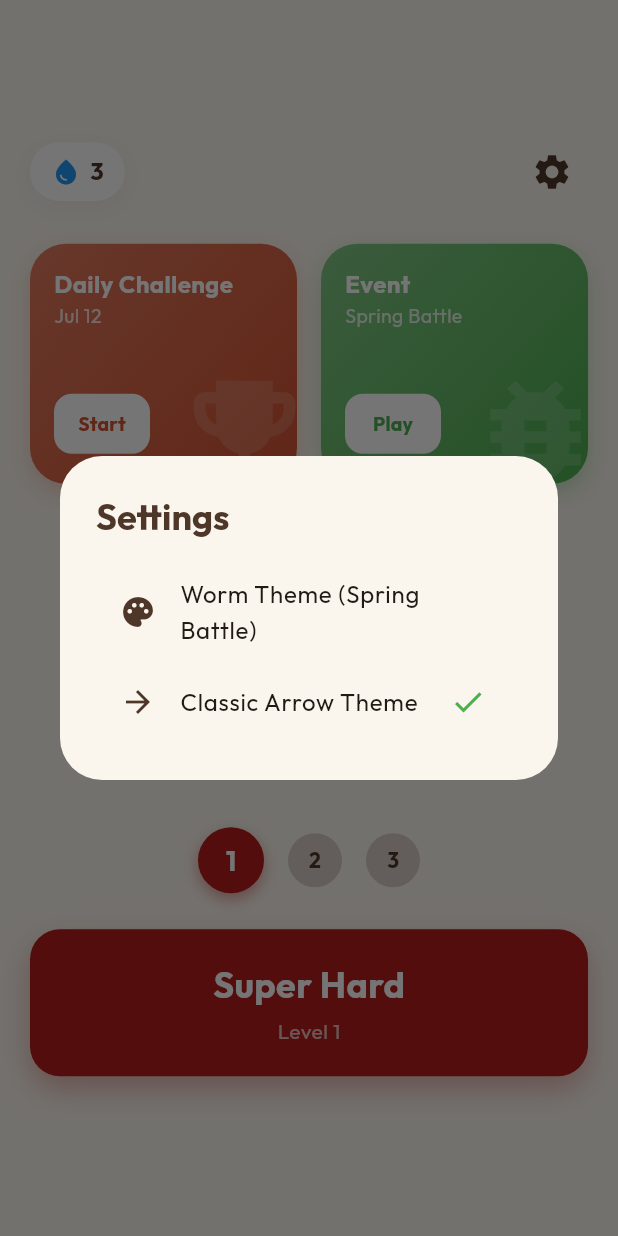
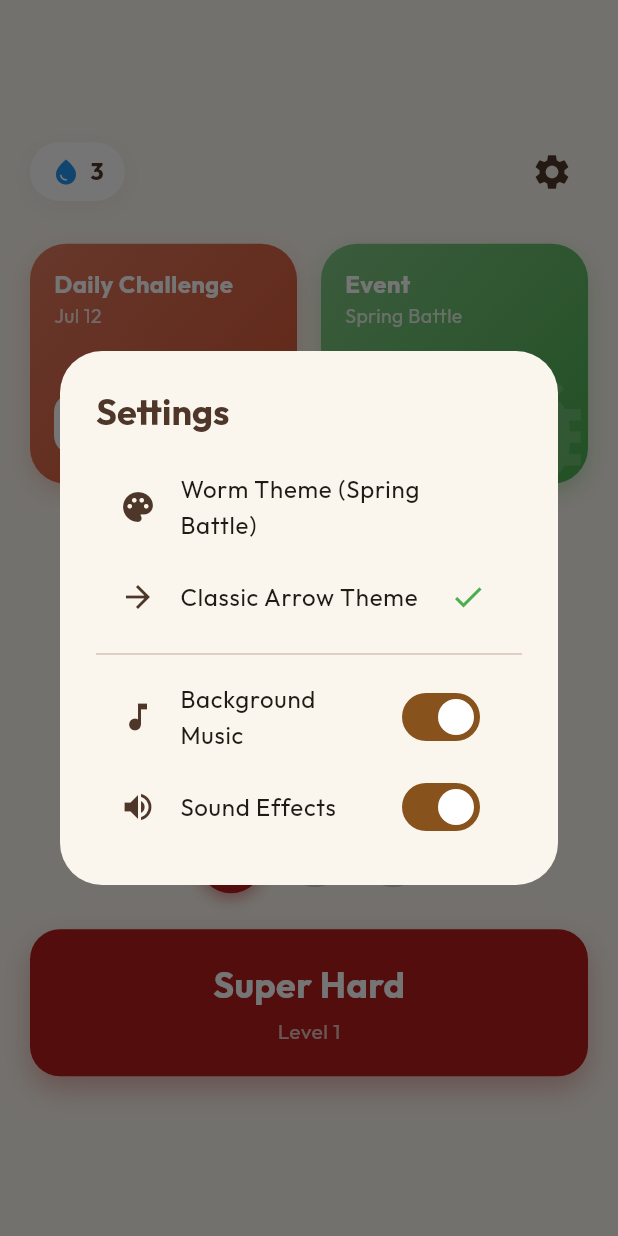
Before and after one commit to ruhi-akhi/Box-Puzzle-3D, a Flutter app: the screen it shows after launch, after a tap on the "settings" icon, on a phone screen of 412 x 824 dp. Run offline on Flutter 3.47's test engine with Material 3 defaults, Android fonts, the phone set to English and light mode, and no system bars; our stand-ins replace audioplayers, google_fonts.

Commit message:
background track (24s, seamless loop

```diff
--- a/lib/main.dart
+++ b/lib/main.dart
@@ -2,6 +2,7 @@ import 'package:flutter/material.dart';
 import 'package:google_fonts/google_fonts.dart';
 import 'models/game_state.dart';
 import 'screens/home_screen.dart';
+import 'services/audio_manager.dart';
 
 void main() {
   runApp(const AmazeGoApp());
@@ -16,11 +17,29 @@ class AmazeGoApp extends StatefulWidget {
 
 class _AmazeGoAppState extends State<AmazeGoApp> {
   late final GameState _gameState;
+  late final AudioManager _audioManager;
 
   @override
   void initState() {
     super.initState();
     _gameState = GameState();
+    _audioManager = AudioManager();
+    _startBackgroundMusic();
+  }
+
+  Future<void> _startBackgroundMusic() async {
+    // Play background music on app start (gracefully handles missing files)
+    try {
+      await _audioManager.playBackgroundMusic('assets/music/background_music.wav');
+    } catch (e) {
+      // Audio system will handle the error
+    }
+  }
+
+  @override
+  void dispose() {
+    _audioManager.dispose();
+    super.dispose();
   }
 
   @override
@@ -43,7 +62,7 @@ class _AmazeGoAppState extends State<AmazeGoApp> {
               Theme.of(context).textTheme,
             ),
           ),
-          home: HomeScreen(gameState: _gameState),
+          home: HomeScreen(gameState: _gameState, audioManager: _audioManager),
         );
       },
     );
--- a/lib/screens/game_screen.dart
+++ b/lib/screens/game_screen.dart
@@ -2,13 +2,15 @@ import 'package:flutter/material.dart';
 import 'package:google_fonts/google_fonts.dart';
 import '../models/game_state.dart';
 import '../models/path_model.dart';
+import '../services/audio_manager.dart';
 import '../widgets/board_painter.dart';
 import '../widgets/exit_dialog.dart';
 
 class GameScreen extends StatefulWidget {
   final GameState gameState;
+  final AudioManager audioManager;
 
-  const GameScreen({super.key, required this.gameState});
+  const GameScreen({super.key, required this.gameState, required this.audioManager});
 
   @override
   State<GameScreen> createState() => _GameScreenState();
--- a/lib/screens/home_screen.dart
+++ b/lib/screens/home_screen.dart
@@ -1,12 +1,14 @@
 import 'package:flutter/material.dart';
 import 'package:google_fonts/google_fonts.dart';
 import '../models/game_state.dart';
+import '../services/audio_manager.dart';
 import 'game_screen.dart';
 
 class HomeScreen extends StatelessWidget {
   final GameState gameState;
+  final AudioManager audioManager;
 
-  const HomeScreen({super.key, required this.gameState});
+  const HomeScreen({super.key, required this.gameState, required this.audioManager});
 
   @override
   Widget build(BuildContext context) {
@@ -125,7 +127,7 @@ class HomeScreen extends StatelessWidget {
                                           Navigator.push(
                                             context,
                                             MaterialPageRoute(
-                                              builder: (_) => GameScreen(gameState: gameState),
+                                              builder: (_) => GameScreen(gameState: gameState, audioManager: audioManager),
                                             ),
                                           );
                                         },
@@ -208,7 +210,7 @@ class HomeScreen extends StatelessWidget {
                                           Navigator.push(
                                             context,
                                             MaterialPageRoute(
-                                              builder: (_) => GameScreen(gameState: gameState),
+                                              builder: (_) => GameScreen(gameState: gameState, audioManager: audioManager),
                                             ),
                                           );
                                         },
@@ -282,7 +284,7 @@ class HomeScreen extends StatelessWidget {
                         Navigator.push(
                           context,
                           MaterialPageRoute(
-                            builder: (_) => GameScreen(gameState: gameState),
+                            builder: (_) => GameScreen(gameState: gameState, audioManager: audioManager),
                           ),
                         );
                       },
@@ -388,7 +390,8 @@ class HomeScreen extends StatelessWidget {
   void _showSettings(BuildContext context) {
     showDialog(
       context: context,
-      builder: (ctx) => AlertDialog(
+      builder: (ctx) => StatefulBuilder(
+        builder: (context, setState) => AlertDialog(
           backgroundColor: const Color(0xFFFAF6EE),
           title: Text(
             'Settings',
@@ -415,7 +418,38 @@ class HomeScreen extends StatelessWidget {
                   Navigator.pop(ctx);
                 },
               ),
+              const Divider(height: 20),
+              // Audio Controls
+              ListTile(
+                leading: Icon(
+                  audioManager.isMusicEnabled ? Icons.music_note : Icons.music_note_outlined,
+                  color: const Color(0xFF4E3629),
+                ),
+                title: Text('Background Music', style: GoogleFonts.outfit()),
+                trailing: Switch(
+                  value: audioManager.isMusicEnabled,
+                  onChanged: (value) {
+                    audioManager.toggleMusic();
+                    setState(() {});
+                  },
+                ),
+              ),
+              ListTile(
+                leading: Icon(
+                  audioManager.isSoundEnabled ? Icons.volume_up : Icons.volume_off,
+                  color: const Color(0xFF4E3629),
+                ),
+                title: Text('Sound Effects', style: GoogleFonts.outfit()),
+                trailing: Switch(
+                  value: audioManager.isSoundEnabled,
+                  onChanged: (value) {
+                    audioManager.toggleSound();
+                    setState(() {});
+                  },
+                ),
+              ),
             ],
+          ),
         ),
       ),
     );
--- /dev/null
+++ b/lib/services/audio_manager.dart
@@ -0,0 +1,91 @@
+import 'package:audioplayers/audioplayers.dart';
+
+class AudioManager {
+  static final AudioManager _instance = AudioManager._internal();
+  late AudioPlayer _backgroundMusic;
+  late AudioPlayer _soundEffects;
+  bool _isMusicEnabled = true;
+  bool _isSoundEnabled = true;
+  bool _audioAvailable = true; // Track if audio files are available
+
+  factory AudioManager() {
+    return _instance;
+  }
+
+  AudioManager._internal() {
+    _backgroundMusic = AudioPlayer();
+    _soundEffects = AudioPlayer();
+    _initAudio();
+  }
+
+  void _initAudio() {
+    _backgroundMusic.setReleaseMode(ReleaseMode.loop);
+    _soundEffects.setReleaseMode(ReleaseMode.release);
+  }
+
+  /// Play background music (loops) - gracefully handles missing files
+  Future<void> playBackgroundMusic(String musicPath) async {
+    if (!_isMusicEnabled || !_audioAvailable) return;
+    try {
+      await _backgroundMusic.play(AssetSource(musicPath));
+    } catch (e) {
+      _audioAvailable = false;
+      print('⚠️ Audio file not found: $musicPath');
+      print('📁 Please add your music files to assets/music/ directory');
+    }
+  }
+
+  /// Stop background music
+  Future<void> stopBackgroundMusic() async {
+    try {
+      await _backgroundMusic.stop();
+    } catch (e) {
+      // Ignore stop errors
+    }
+  }
+
+  /// Play sound effect (doesn't loop) - gracefully handles missing files
+  Future<void> playSoundEffect(String soundPath) async {
+    if (!_isSoundEnabled || !_audioAvailable) return;
+    try {
+      await _soundEffects.play(AssetSource(soundPath));
+    } catch (e) {
+      // Silently fail for sound effects to avoid spam
+    }
+  }
+
+  /// Set background music volume (0.0 to 1.0)
+  Future<void> setMusicVolume(double volume) async {
+    await _backgroundMusic.setVolume(volume.clamp(0.0, 1.0));
+  }
+
+  /// Set sound effects volume (0.0 to 1.0)
+  Future<void> setSoundVolume(double volume) async {
+    await _soundEffects.setVolume(volume.clamp(0.0, 1.0));
+  }
+
+  /// Toggle music on/off
+  Future<void> toggleMusic() async {
+    _isMusicEnabled = !_isMusicEnabled;
+    if (!_isMusicEnabled) {
+      await stopBackgroundMusic();
+    }
+  }
+
+  /// Toggle sound effects on/off
+  void toggleSound() {
+    _isSoundEnabled = !_isSoundEnabled;
+  }
+
+  /// Check if music is enabled
+  bool get isMusicEnabled => _isMusicEnabled;
+
+  /// Check if sound is enabled
+  bool get isSoundEnabled => _isSoundEnabled;
+
+  /// Dispose audio players
+  Future<void> dispose() async {
+    await _backgroundMusic.dispose();
+    await _soundEffects.dispose();
+  }
+}
```
Also changed, not shown: lib/services/game_audio.dart (added, +67 -0 lines), pubspec.yaml (+5 -5 lines), pubspec.lock, 7 other files. Lines whose indentation alone changed are shown as unchanged.
